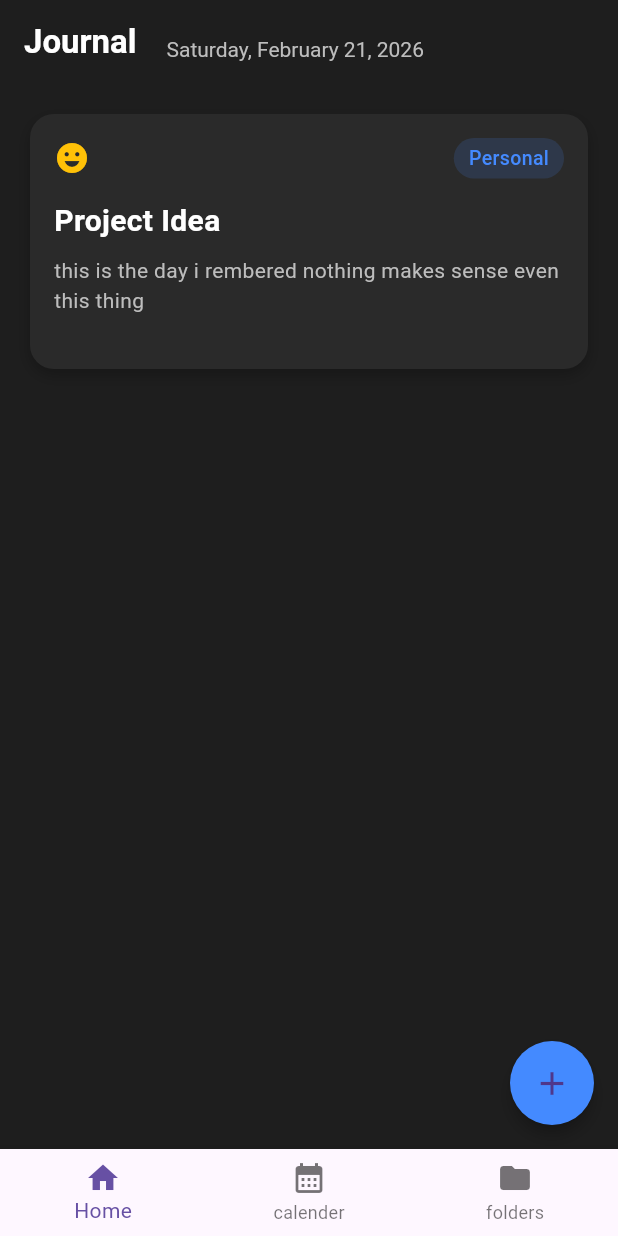
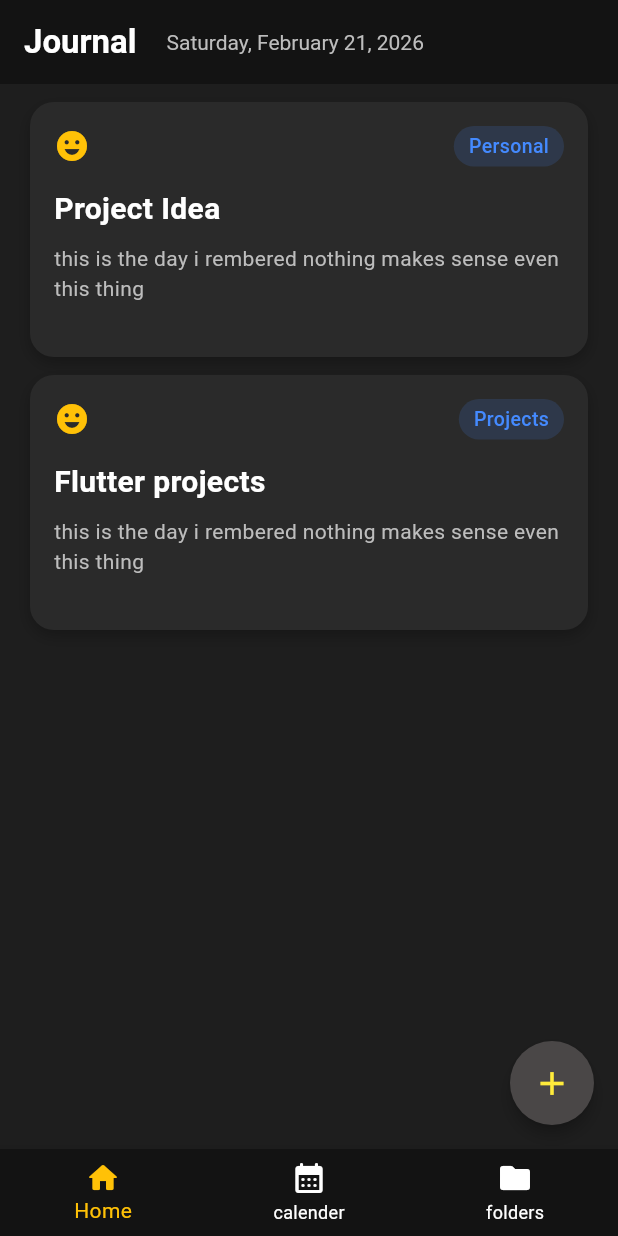
Before and after one commit to BrightBanda/journel_app, a Flutter app: the screen it shows after launch, on a phone screen of 412 x 824 dp. Run offline on Flutter 3.47's test engine with Material 3 defaults, Android fonts, the phone set to English and light mode, and no system bars; our stand-ins replace flutter_riverpod.

Commit message:
minor UI changes

```diff
--- a/lib/main.dart
+++ b/lib/main.dart
@@ -25,19 +25,27 @@ class MyApp extends ConsumerWidget {
     final navNotifier = ref.read(navIndexProvider.notifier);
     return MaterialApp(
       debugShowCheckedModeBanner: false,
-      theme: ThemeData(primarySwatch: Colors.blue),
       home: Scaffold(
         body: _pages[currentIndex],
         bottomNavigationBar: BottomNavigationBar(
           currentIndex: currentIndex,
+          selectedItemColor: Colors.amber,
+          backgroundColor: const Color.fromARGB(255, 19, 19, 19),
+          unselectedItemColor: Colors.white,
           onTap: (index) => navNotifier.changeTab(index),
           items: [
-            BottomNavigationBarItem(icon: Icon(Icons.home), label: 'Home'),
             BottomNavigationBarItem(
-              icon: Icon(Icons.calendar_month),
+              icon: Icon(Icons.home_rounded),
+              label: 'Home',
+            ),
+            BottomNavigationBarItem(
+              icon: Icon(Icons.calendar_month_rounded),
               label: 'calender',
             ),
-            BottomNavigationBarItem(icon: Icon(Icons.folder), label: 'folders'),
+            BottomNavigationBarItem(
+              icon: Icon(Icons.folder_rounded),
+              label: 'folders',
+            ),
           ],
         ),
       ),
--- a/lib/src/presentation/view/add_note_page.dart
+++ b/lib/src/presentation/view/add_note_page.dart
@@ -9,8 +9,8 @@ class AddNotePage extends StatelessWidget {
     return Scaffold(
       backgroundColor: const Color(0xFF1E1E1E),
       appBar: AppBar(
-        title: const Text("Add Note"),
-        backgroundColor: const Color.fromARGB(255, 210, 206, 206),
+        title: const Text("Add Note", style: TextStyle(color: Colors.white)),
+        backgroundColor: const Color.fromARGB(255, 19, 19, 19),
         elevation: 0,
       ),
       body: Padding(
--- a/lib/src/presentation/view/home_page.dart
+++ b/lib/src/presentation/view/home_page.dart
@@ -10,11 +10,12 @@ class HomePage extends StatelessWidget {
     return Scaffold(
       backgroundColor: const Color(0xFF1E1E1E),
       appBar: AppBar(
-        backgroundColor: const Color(0xFF1E1E1E),
+        backgroundColor: const Color.fromARGB(255, 19, 19, 19),
         elevation: 0,
         titleSpacing: 16,
         title: Row(
-          crossAxisAlignment: CrossAxisAlignment.end,
+          crossAxisAlignment: CrossAxisAlignment.center,
+
           children: [
             const Text(
               'Journal',
@@ -47,17 +48,24 @@ class HomePage extends StatelessWidget {
               title: "Project Idea",
               folder: "Personal",
             ),
+            NoteCard(
+              detals:
+                  "this is the day i rembered nothing makes sense even this thing",
+              moodIcon: Icon(Icons.emoji_emotions, color: Colors.amber),
+              title: "Flutter projects",
+              folder: "Projects",
+            ),
           ],
         ),
       ),
       floatingActionButton: FloatingActionButton(
-        backgroundColor: Colors.blueAccent,
+        backgroundColor: const Color.fromARGB(255, 74, 71, 71),
         shape: const CircleBorder(),
         elevation: 4,
         onPressed: () {
           Navigator.pushNamed(context, "/AddNotePage");
         },
-        child: const Icon(Icons.add, size: 26),
+        child: const Icon(Icons.add, size: 26, color: Colors.yellow),
       ),
     );
   }
--- a/lib/src/utils/customWidgets/note_card.dart
+++ b/lib/src/utils/customWidgets/note_card.dart
@@ -16,7 +16,7 @@ class NoteCard extends StatelessWidget {
   @override
   Widget build(BuildContext context) {
     return Padding(
-      padding: const EdgeInsets.only(top: 8, left: 4, right: 4),
+      padding: const EdgeInsets.only(bottom: 12, left: 4, right: 4),
       child: Container(
         padding: const EdgeInsets.all(16),
         width: double.infinity,
@@ -26,7 +26,7 @@ class NoteCard extends StatelessWidget {
           borderRadius: BorderRadius.circular(16),
           boxShadow: [
             BoxShadow(
-              color: Colors.black.withOpacity(0.25),
+              color: Colors.black.withValues(alpha: 0.25),
               blurRadius: 8,
               offset: const Offset(0, 4),
             ),
@@ -46,7 +46,7 @@ class NoteCard extends StatelessWidget {
                     vertical: 4,
                   ),
                   decoration: BoxDecoration(
-                    color: Colors.blueAccent.withOpacity(0.15),
+                    color: Colors.blueAccent.withValues(alpha: 0.15),
                     borderRadius: BorderRadius.circular(20),
                   ),
                   child: Text(
```
